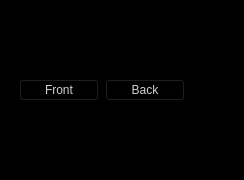
The window that command_station/command_station/command_station.ui (PeterMitrano/glowsuit) describes before a commit, drawn with Qt 5.
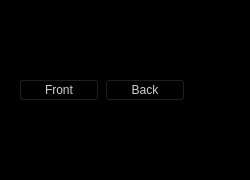
The same window after the commit.

```diff
--- a/command_station/command_station/command_station.ui
+++ b/command_station/command_station/command_station.ui
@@ -6,7 +6,7 @@
    <rect>
     <x>0</x>
     <y>0</y>
-    <width>233</width>
+    <width>250</width>
     <height>180</height>
    </rect>
   </property>
```
